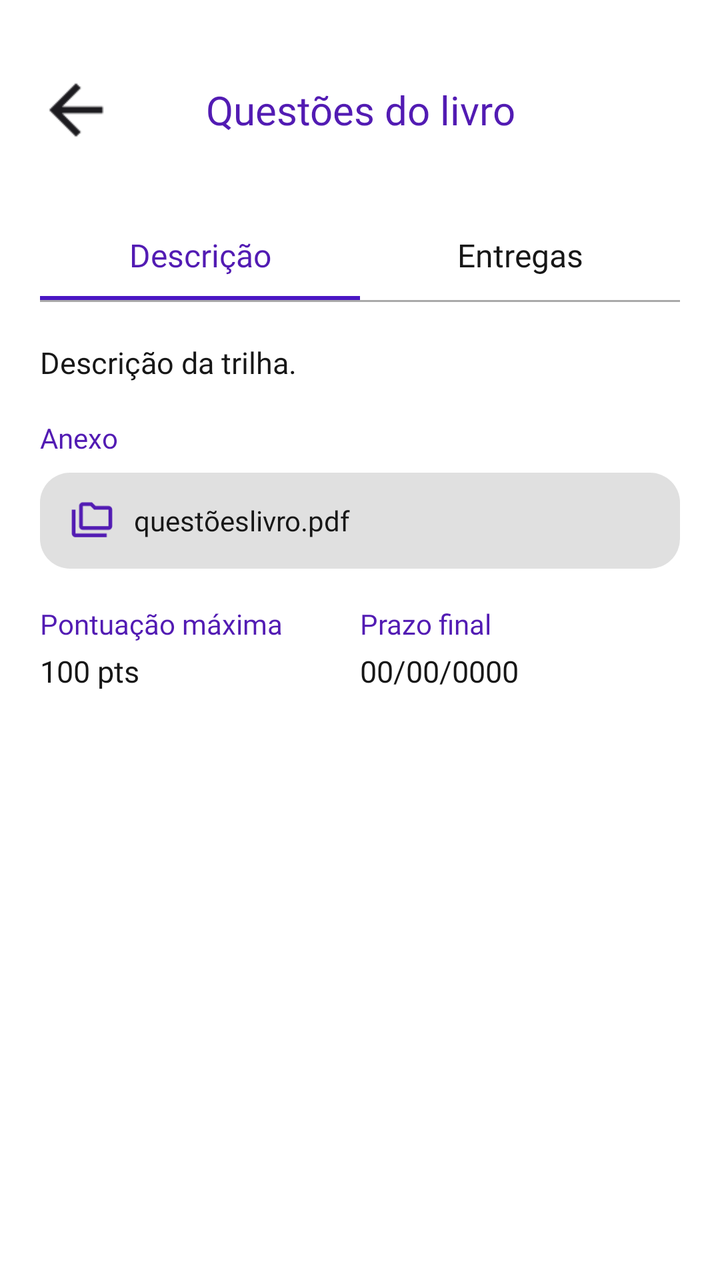
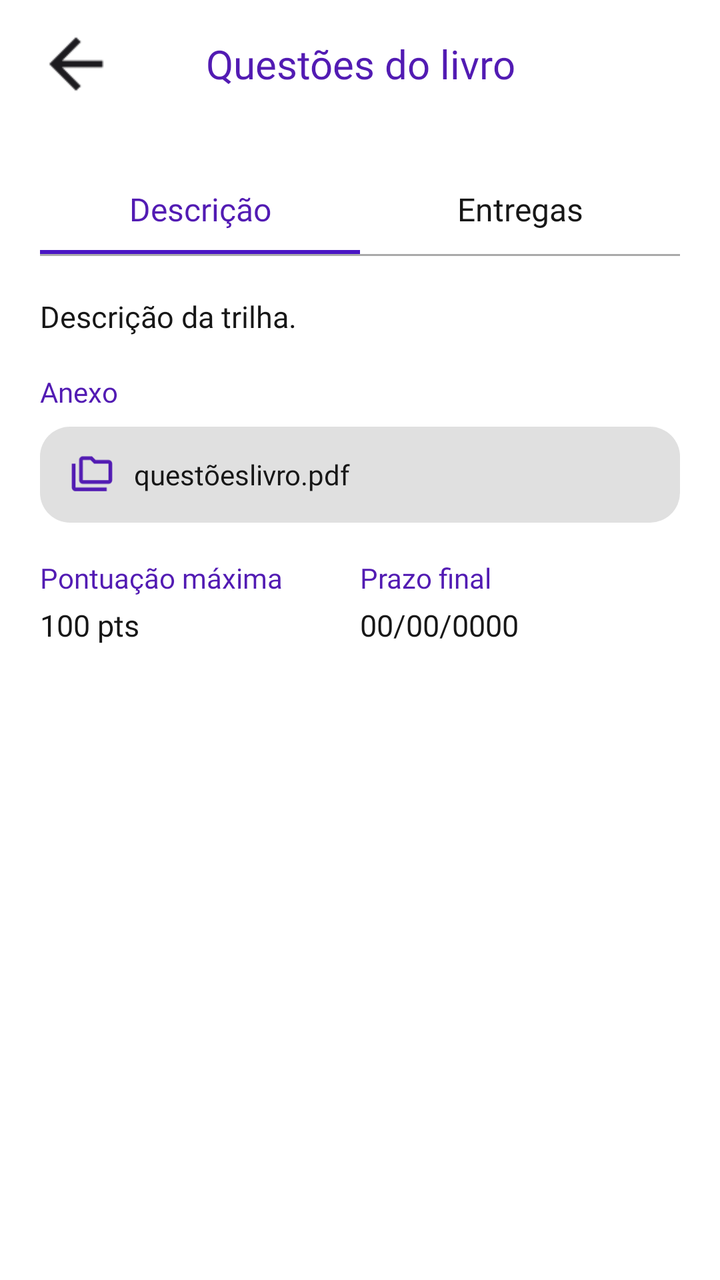

An Android layout rendered at two revisions. The XML below is the earlier revision; the diff shows what the commit changed to produce the second picture.
<!-- AndroidManifest.xml: application theme Theme.MeuFuturoAgora -->
<!-- res/layout/activity_questoes_do_livro.xml -->
<?xml version="1.0" encoding="utf-8"?>
<androidx.constraintlayout.widget.ConstraintLayout xmlns:android="http://schemas.android.com/apk/res/android"
    xmlns:app="http://schemas.android.com/apk/res-auto"
    xmlns:tools="http://schemas.android.com/tools"
    android:id="@+id/main"
    android:layout_width="match_parent"
    android:layout_height="match_parent"
    android:background="@android:color/white"
    tools:context=".QuestoesDoLivroActivity">

    <ImageView
        android:id="@+id/btnVoltar"
        android:layout_width="40dp"
        android:layout_height="40dp"
        android:layout_marginStart="18dp"
        android:layout_marginTop="35dp"
        android:contentDescription="Voltar"
        android:scaleType="centerInside"
        android:src="@drawable/seta_voltar"
        app:layout_constraintStart_toStartOf="parent"
        app:layout_constraintTop_toTopOf="parent" />

    <TextView
        android:id="@+id/tvTituloAtividade"
        android:layout_width="0dp"
        android:layout_height="50dp"
        android:fontFamily="@font/poppins_bold"
        android:gravity="center"
        android:text="Questões do livro"
        android:textColor="@color/roxo_primario"
        android:textSize="20sp"
        app:layout_constraintBottom_toBottomOf="@id/btnVoltar"
        app:layout_constraintEnd_toEndOf="parent"
        app:layout_constraintStart_toStartOf="parent"
        app:layout_constraintTop_toTopOf="@id/btnVoltar" />

    

    <androidx.constraintlayout.widget.ConstraintLayout
        android:id="@+id/layoutAbas"
        android:layout_width="0dp"
        android:layout_height="45dp"
        android:layout_marginTop="30dp"
        app:layout_constraintEnd_toEndOf="parent"
        app:layout_constraintStart_toStartOf="parent"
        app:layout_constraintTop_toBottomOf="@id/btnVoltar">

        <TextView
            android:id="@+id/tabDescricao"
            android:layout_width="0dp"
            android:layout_height="match_parent"
            android:layout_marginStart="20dp"
            android:fontFamily="@font/poppins_bold"
            android:gravity="center"
            android:text="Descrição"
            android:textColor="@color/roxo_primario"
            android:textSize="16sp"
            app:layout_constraintBottom_toBottomOf="parent"
            app:layout_constraintEnd_toStartOf="@id/tabEntregas"
            app:layout_constraintStart_toStartOf="parent"
            app:layout_constraintTop_toTopOf="parent" />

        <TextView
            android:id="@+id/tabEntregas"
            android:layout_width="0dp"
            android:layout_height="match_parent"
            android:layout_marginEnd="20dp"
            android:fontFamily="@font/poppins_bold"
            android:gravity="center"
            android:text="Entregas"
            android:textColor="#171717"
            android:textSize="16sp"
            app:layout_constraintBottom_toBottomOf="parent"
            app:layout_constraintEnd_toEndOf="parent"
            app:layout_constraintStart_toEndOf="@id/tabDescricao"
            app:layout_constraintTop_toTopOf="parent" />

        <View
            android:id="@+id/linhaAbaDescricao"
            android:layout_width="0dp"
            android:layout_height="2dp"
            android:background="@color/roxo_acao"
            app:layout_constraintBottom_toBottomOf="parent"
            app:layout_constraintEnd_toEndOf="@id/tabDescricao"
            app:layout_constraintStart_toStartOf="@id/tabDescricao" />

        <View
            android:id="@+id/linhaAbaEntregas"
            android:layout_width="0dp"
            android:layout_height="2dp"
            android:background="@color/roxo_acao"
            android:visibility="gone"
            app:layout_constraintBottom_toBottomOf="parent"
            app:layout_constraintEnd_toEndOf="@id/tabEntregas"
            app:layout_constraintStart_toStartOf="@id/tabEntregas" />

    </androidx.constraintlayout.widget.ConstraintLayout>

    <View
        android:id="@+id/linhaSeparadora"
        android:layout_width="0dp"
        android:layout_height="1dp"
        android:layout_marginStart="20dp"
        android:layout_marginEnd="20dp"
        android:background="@color/linha_cinza"
        app:layout_constraintEnd_toEndOf="parent"
        app:layout_constraintStart_toStartOf="parent"
        app:layout_constraintTop_toBottomOf="@id/layoutAbas" />

    

    <ScrollView
        android:id="@+id/scrollDescricao"
        android:layout_width="0dp"
        android:layout_height="0dp"
        android:clipToPadding="false"
        android:paddingStart="20dp"
        android:paddingEnd="20dp"
        android:paddingTop="20dp"
        app:layout_constraintBottom_toBottomOf="parent"
        app:layout_constraintEnd_toEndOf="parent"
        app:layout_constraintStart_toStartOf="parent"
        app:layout_constraintTop_toBottomOf="@id/linhaSeparadora">

        <LinearLayout
            android:layout_width="match_parent"
            android:layout_height="wrap_content"
            android:orientation="vertical">

            <TextView
                android:id="@+id/tvDescricaoAtividade"
                android:layout_width="match_parent"
                android:layout_height="wrap_content"
                android:fontFamily="@font/poppins_regular"
                android:text="Descrição da trilha."
                android:textColor="@color/texto_escuro"
                android:textSize="15sp" />

            <TextView
                android:id="@+id/tvAnexoLabel"
                android:layout_width="wrap_content"
                android:layout_height="wrap_content"
                android:layout_marginTop="18dp"
                android:fontFamily="@font/poppins_semibold"
                android:text="Anexo"
                android:textColor="@color/roxo_primario"
                android:textSize="14sp" />

            <LinearLayout
                android:id="@+id/itemAnexo"
                android:layout_width="match_parent"
                android:layout_height="48dp"
                android:layout_marginTop="8dp"
                android:background="@drawable/bg_botao_arquivo"
                android:gravity="center_vertical"
                android:orientation="horizontal"
                android:paddingStart="15dp"
                android:paddingEnd="15dp">

                <ImageView
                    android:layout_width="22dp"
                    android:layout_height="22dp"
                    android:contentDescription="@null"
                    android:src="@drawable/ic_arquivo" />

                <TextView
                    android:id="@+id/tvNomeAnexo"
                    android:layout_width="0dp"
                    android:layout_height="wrap_content"
                    android:layout_marginStart="10dp"
                    android:layout_weight="1"
                    android:ellipsize="end"
                    android:fontFamily="@font/poppins_regular"
                    android:maxLines="1"
                    android:text="questõeslivro.pdf"
                    android:textColor="@color/texto_escuro"
                    android:textSize="14sp" />

            </LinearLayout>

            <LinearLayout
                android:layout_width="match_parent"
                android:layout_height="wrap_content"
                android:layout_marginTop="18dp"
                android:orientation="horizontal">

                <LinearLayout
                    android:layout_width="0dp"
                    android:layout_height="wrap_content"
                    android:layout_weight="1"
                    android:orientation="vertical">

                    <TextView
                        android:layout_width="wrap_content"
                        android:layout_height="wrap_content"
                        android:fontFamily="@font/poppins_semibold"
                        android:text="Pontuação máxima"
                        android:textColor="@color/roxo_primario"
                        android:textSize="14sp" />

                    <TextView
                        android:id="@+id/tvPontuacaoMaxima"
                        android:layout_width="wrap_content"
                        android:layout_height="wrap_content"
                        android:layout_marginTop="4dp"
                        android:fontFamily="@font/poppins_regular"
                        android:text="100 pts"
                        android:textColor="@color/texto_escuro"
                        android:textSize="15sp" />

                </LinearLayout>

                <LinearLayout
                    android:layout_width="0dp"
                    android:layout_height="wrap_content"
                    android:layout_weight="1"
                    android:orientation="vertical">

                    <TextView
                        android:layout_width="wrap_content"
                        android:layout_height="wrap_content"
                        android:fontFamily="@font/poppins_semibold"
                        android:text="Prazo final"
                        android:textColor="@color/roxo_primario"
                        android:textSize="14sp" />

                    <TextView
                        android:id="@+id/tvPrazoFinal"
                        android:layout_width="wrap_content"
                        android:layout_height="wrap_content"
                        android:layout_marginTop="4dp"
                        android:fontFamily="@font/poppins_regular"
                        android:text="00/00/0000"
                        android:textColor="@color/texto_escuro"
                        android:textSize="15sp" />

                </LinearLayout>

            </LinearLayout>

        </LinearLayout>

    </ScrollView>

    

    <androidx.recyclerview.widget.RecyclerView
        android:id="@+id/recyclerEntregas"
        android:layout_width="0dp"
        android:layout_height="0dp"
        android:clipToPadding="false"
        android:paddingStart="20dp"
        android:paddingEnd="20dp"
        android:paddingTop="10dp"
        android:visibility="gone"
        app:layout_constraintBottom_toBottomOf="parent"
        app:layout_constraintEnd_toEndOf="parent"
        app:layout_constraintStart_toStartOf="parent"
        app:layout_constraintTop_toBottomOf="@id/linhaSeparadora" />

    <TextView
        android:id="@+id/tvSemEntregas"
        android:layout_width="wrap_content"
        android:layout_height="wrap_content"
        android:fontFamily="@font/poppins_regular"
        android:text="Nenhum aluno matriculado nesta disciplina."
        android:textColor="@color/texto_cinza"
        android:textSize="14sp"
        android:visibility="gone"
        app:layout_constraintBottom_toBottomOf="parent"
        app:layout_constraintEnd_toEndOf="parent"
        app:layout_constraintStart_toStartOf="parent"
        app:layout_constraintTop_toBottomOf="@id/linhaSeparadora" />

</androidx.constraintlayout.widget.ConstraintLayout>
<!-- resources referenced by this layout -->
<resources>
  <color name="linha_cinza">#AAAAAA</color>
  <color name="roxo_acao">#4A16C4</color>
  <color name="roxo_primario">#521BB3</color>
  <color name="texto_cinza">#777777</color>
  <color name="texto_escuro">#171717</color>
  <!-- drawable bg_botao_arquivo (drawable) -->
  <?xml version="1.0" encoding="utf-8"?>
  <shape xmlns:android="http://schemas.android.com/apk/res/android"
      android:shape="rectangle">
  
      <solid android:color="#E0E0E0" />
  
      <corners android:radius="15dp" />
  
  </shape>
  <!-- drawable ic_arquivo: png bitmap (drawable, 496 bytes) -->
  <!-- drawable seta_voltar: png bitmap (drawable, 265 bytes) -->
  <style name="Theme.MeuFuturoAgora" parent="Base.Theme.MeuFuturoAgora" />
  <style name="Base.Theme.MeuFuturoAgora" parent="Theme.Material3.DayNight.NoActionBar">
          <item name="android:navigationBarColor">@android:color/transparent</item>
      </style>
</resources>

<!-- the commit's change to res/layout/activity_questoes_do_livro.xml (unified diff, before → after) -->
@@ -13,7 +13,7 @@
         android:layout_width="40dp"
         android:layout_height="40dp"
         android:layout_marginStart="18dp"
-        android:layout_marginTop="35dp"
+        android:layout_marginTop="12dp"
         android:contentDescription="Voltar"
         android:scaleType="centerInside"
         android:src="@drawable/seta_voltar"
